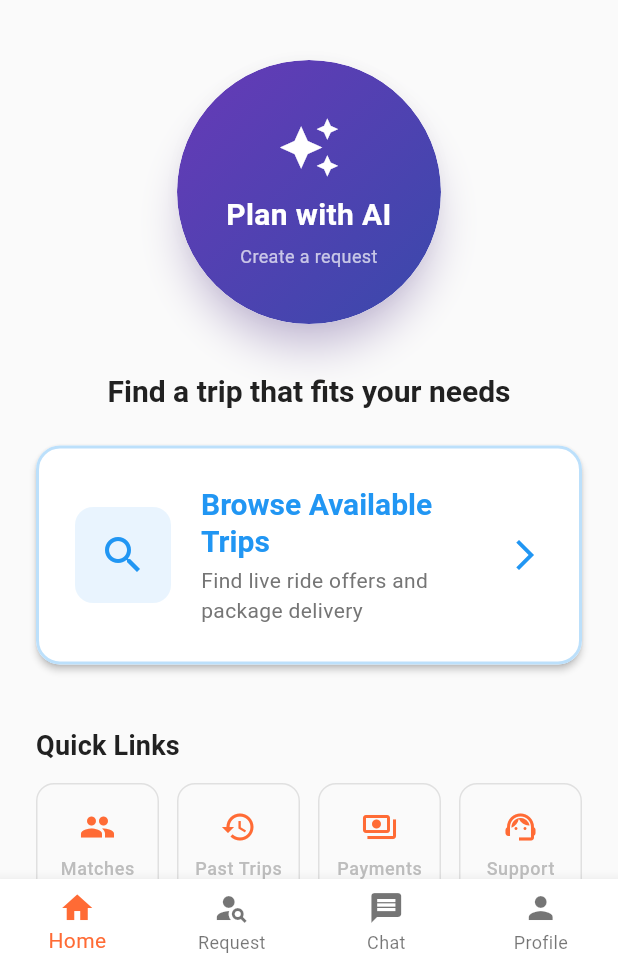
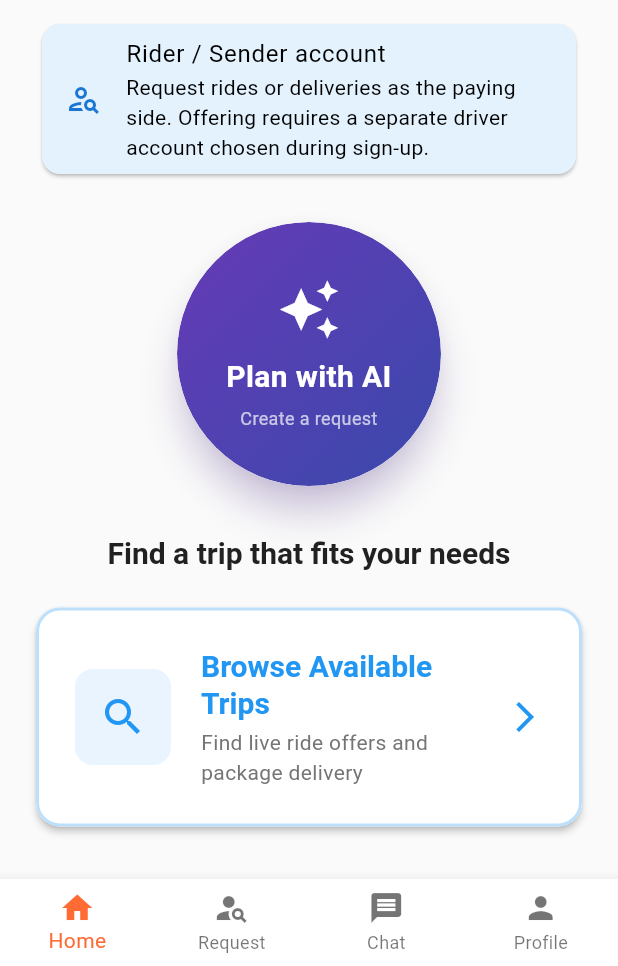
Before and after one commit to MoazGamalMohamed/fitareeaee-copilot, a Flutter app: the screen it shows after launch, after a tap on "Try again", on a phone screen of 412 x 824 dp, the part 270-1236 px from its top. Run offline on Flutter 3.47's test engine with Material 3 defaults, Android fonts, the phone set to English and light mode, and no system bars; our stand-ins replace cached_network_image, cloud_firestore, cloud_functions, country_picker, dartz, firebase_auth and 12 more; accounts and stored records are empty.

Commit message:
fix(trips): clarify driver path and refresh map labels

```diff
--- a/lib/core/user_path.dart
+++ b/lib/core/user_path.dart
@@ -30,4 +30,8 @@ extension MarketplacePathPresentation on MarketplacePath {
 
   String get creationTitle =>
       isDriver ? 'Offer a ride or delivery' : 'Request a ride or delivery';
+
+  String get accountGuidance => isDriver
+      ? 'Offer rides or deliveries and receive payment. Driver and vehicle verification is required.'
+      : 'Request rides or deliveries as the paying side. Offering requires a separate driver account chosen during sign-up.';
 }
--- a/lib/features/home/presentation/pages/home_screen.dart
+++ b/lib/features/home/presentation/pages/home_screen.dart
@@ -81,7 +81,27 @@ class _HomeScreenState extends ConsumerState<HomeScreen> {
                 ),
               ),
 
-              const SizedBox(height: 40),
+              const SizedBox(height: 12),
+
+              Card(
+                color: marketplacePath.isDriver
+                    ? Colors.green.shade50
+                    : Colors.blue.shade50,
+                child: ListTile(
+                  leading: Icon(
+                    marketplacePath.isDriver
+                        ? Icons.drive_eta_outlined
+                        : Icons.person_search_outlined,
+                    color: marketplacePath.isDriver
+                        ? Colors.green.shade700
+                        : Colors.blue.shade700,
+                  ),
+                  title: Text('${marketplacePath.title} account'),
+                  subtitle: Text(marketplacePath.accountGuidance),
+                ),
+              ),
+
+              const SizedBox(height: 28),
 
               _buildCircularCopilotAction(context, marketplacePath),
 
--- a/pubspec.yaml
+++ b/pubspec.yaml
@@ -16,7 +16,7 @@ publish_to: 'none' # Remove this line if you wish to publish to pub.dev
 # https://developer.apple.com/library/archive/documentation/General/Reference/InfoPlistKeyReference/Articles/CoreFoundationKeys.html
 # In Windows, build-name is used as the major, minor, and patch parts
 # of the product and file versions while build-number is used as the build suffix.
-version: 1.0.14+20260728
+version: 1.0.15+20260729
 
 environment:
   sdk: ^3.10.1
```
Also changed, not shown: lib/features/trips/presentation/pages/create_trip_screen.dart (+16 -6 lines), 2 other files.
